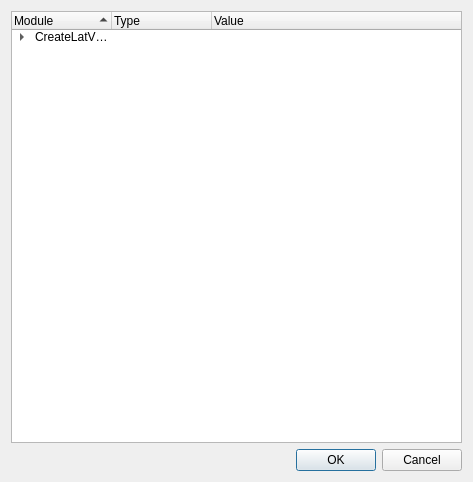
SCIInstitute/SCIRun, file src/Interface/Application/StateViewer.ui: the form before one commit.
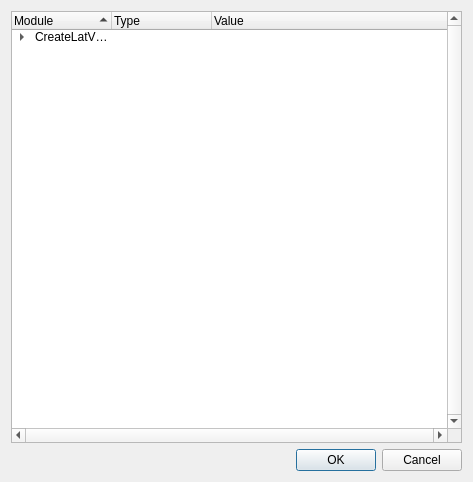
The form after the commit.

Commit message: State is displayed in a tree

The edit to the form file:
```diff
--- a/src/Interface/Application/StateViewer.ui
+++ b/src/Interface/Application/StateViewer.ui
@@ -32,6 +32,12 @@
    </item>
    <item row="1" column="0">
     <widget class="QTreeWidget" name="stateTreeWidget_">
+     <property name="verticalScrollBarPolicy">
+      <enum>Qt::ScrollBarAlwaysOn</enum>
+     </property>
+     <property name="horizontalScrollBarPolicy">
+      <enum>Qt::ScrollBarAlwaysOn</enum>
+     </property>
      <property name="sortingEnabled">
       <bool>true</bool>
      </property>
```
The commit also changes 1 other file.
